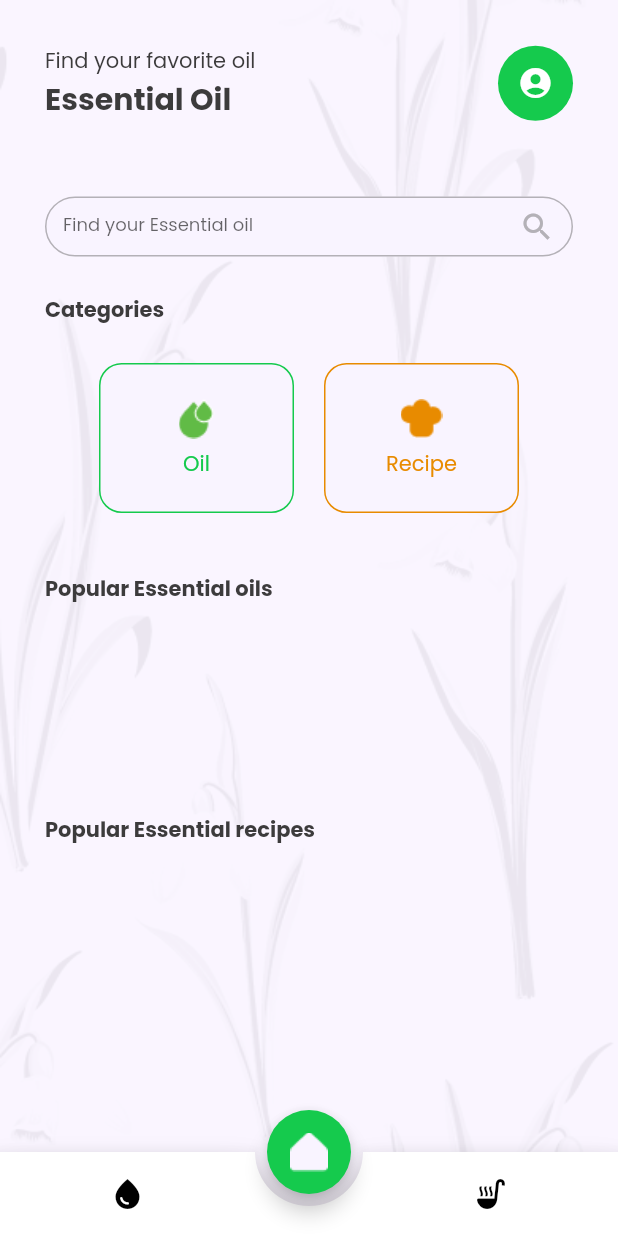
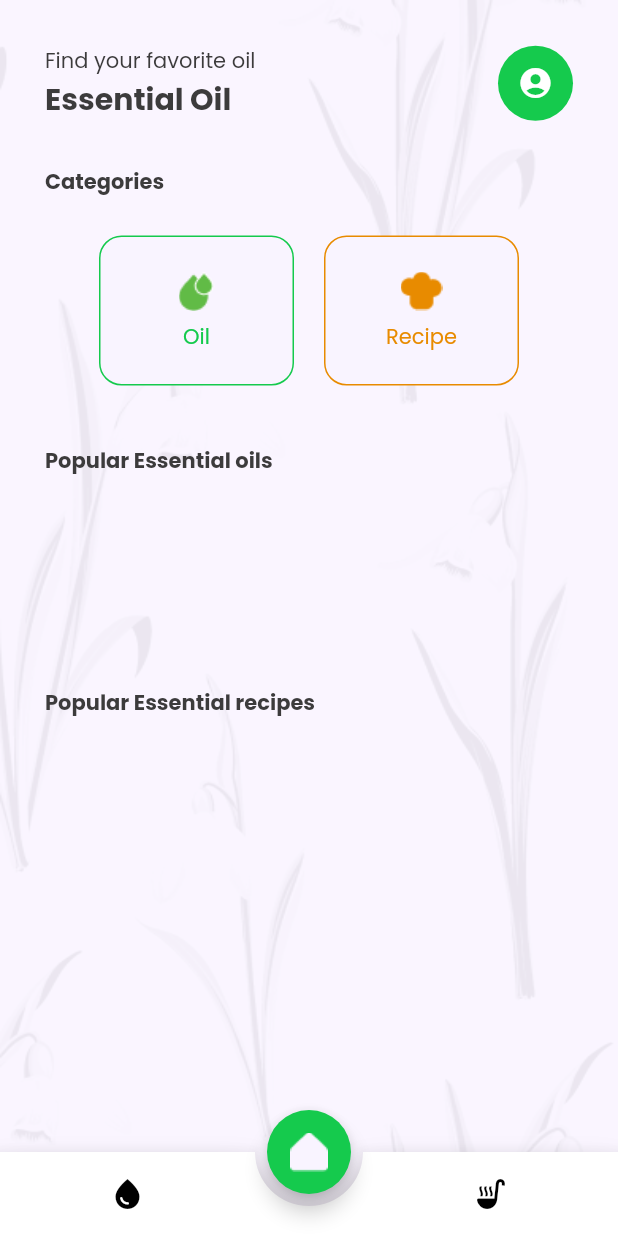
Before and after one commit to phytogenia/aromatherapy-app, a Flutter app: the screen it shows once a user with an empty profile is signed in, on a phone screen of 412 x 824 dp. Run offline on Flutter 3.47's test engine with Material 2 defaults, Android fonts, the phone set to English and light mode, and no system bars; drawn by our look-alikes of animated_bottom_navigation_bar; our stand-ins replace cloud_firestore, firebase_auth, firebase_core, google_fonts, google_sign_in, package_info_plus and 1 more; missing offline and left inert: flutter_facebook_auth, purchases_flutter; accounts and stored records are empty.

Commit message:
remove text field from home

```diff
--- a/lib/screens/home/home_screen.dart
+++ b/lib/screens/home/home_screen.dart
@@ -165,44 +165,7 @@ class _HomeScreenState extends State<HomeScreen> {
                           ],
                         ),
                         const SizedBox(
-                          height: 50,
-                        ),
-                        Container(
-                          decoration: const BoxDecoration(
-                            borderRadius: BorderRadius.all(Radius.circular(30)),
-                            color: kSecondaryBackgroundColor,
-                          ),
-                          height: 40,
-                          child: Center(
-                            child: TextFormField(
-                              onTap: () {
-                                final _HomeState? state = context
-                                    .findAncestorStateOfType<_HomeState>();
-                                state?.setSelectedIndex(0);
-                              },
-                              decoration: const InputDecoration(
-                                suffixIcon: Icon(
-                                  Icons.search,
-                                  color: kSecondaryTextColor,
-                                ),
-                                hintText: 'Find your Essential oil',
-                                hintStyle: TextStyle(fontSize: 12),
-                                enabledBorder: OutlineInputBorder(
-                                    borderSide: BorderSide(
-                                        width: 1, color: kSecondaryTextColor),
-                                    borderRadius:
-                                        BorderRadius.all(Radius.circular(30))),
-                                focusedBorder: OutlineInputBorder(
-                                    borderSide: BorderSide(
-                                        width: 1, color: kPrimaryColor),
-                                    borderRadius:
-                                        BorderRadius.all(Radius.circular(30))),
-                              ),
-                            ),
-                          ),
-                        ),
-                        const SizedBox(
-                          height: 25,
+                          height: 30,
                         ),
                         const Text(
                           'Categories',
```
